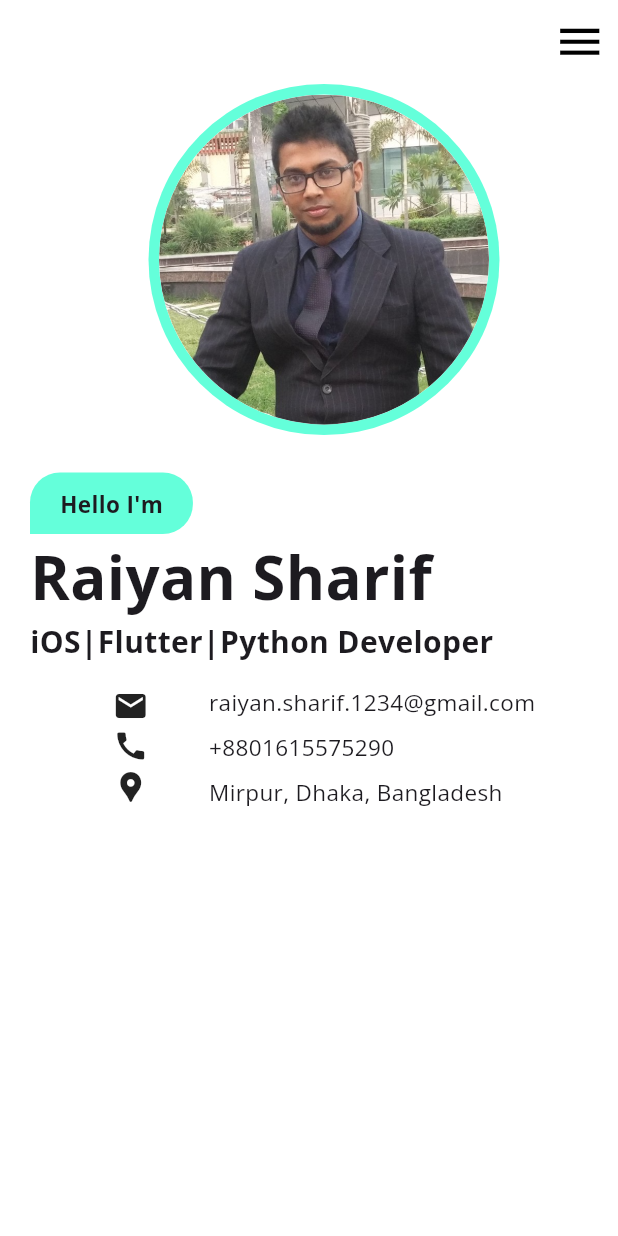
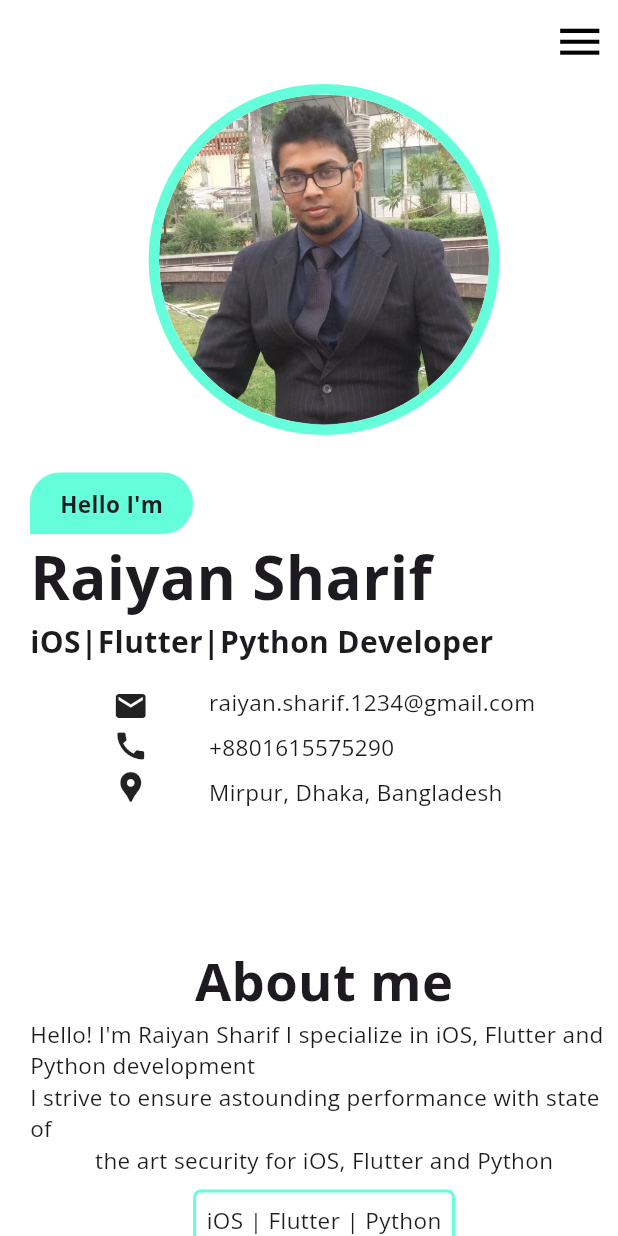
Before and after one commit to Raiyan-sharif/Flutter-Project, a Flutter app: the screen it shows after launch, on a phone screen of 412 x 824 dp. Run offline on Flutter 3.47's test engine with Material 3 defaults, Android fonts, the phone set to English and light mode, and no system bars; our stand-ins replace flutter_svg, google_fonts.

Commit message:
About section partial work

```diff
--- a/raiyan_sharif_profile/lib/mobile/landing_page_mobile.dart
+++ b/raiyan_sharif_profile/lib/mobile/landing_page_mobile.dart
@@ -1,5 +1,6 @@
 import 'package:flutter/material.dart';
 import 'package:flutter_svg/flutter_svg.dart';
+import 'package:google_fonts/google_fonts.dart';
 import 'package:raiyan_sharif_profile/components.dart';
 import 'package:url_launcher/url_launcher.dart';
 
@@ -15,6 +16,7 @@ class _LandingPageMobileState extends State<LandingPageMobile> {
   Widget build(BuildContext context) {
     var widthDevice = MediaQuery.of(context).size.width;
     return Scaffold(
+      extendBodyBehindAppBar: true,
       backgroundColor: Colors.white,
       appBar: AppBar(
         backgroundColor: Colors.transparent,
@@ -122,7 +124,42 @@ class _LandingPageMobileState extends State<LandingPageMobile> {
                 )
               ],
             ),
-          )
+          ),
+          SizedBox(height: 90,),
+          //About me - Second Section
+
+          Padding(padding: EdgeInsets.only(left: 20.0),
+            child: Column(
+              crossAxisAlignment: CrossAxisAlignment.center,
+              mainAxisAlignment: MainAxisAlignment.center,
+              children: [
+                SansBold("About me", 35.0,),
+                Sans("Hello! I'm Raiyan Sharif I specialize in iOS, Flutter and Python development", 15.0,),
+                Sans("I strive to ensure astounding performance with state of", 15.0,),
+                Sans("the art security for iOS, Flutter and Python", 15.0,),
+                SizedBox(height: 10.0,),
+                Wrap(
+                  spacing: 7.0,
+                  runSpacing: 7.0,
+                  children: [
+                    Container(
+                      decoration: BoxDecoration(
+                        border: Border.all(color: Colors.tealAccent, style: BorderStyle.solid, width: 2.0),
+                        borderRadius: BorderRadius.circular(5.0),),
+                      padding: EdgeInsets.all(7.0),
+                      child: Text(
+                        "iOS | Flutter | Python",
+                        style: GoogleFonts.openSans(fontSize: 15.0),
+                      ),
+                    ),
+                  ],
+
+                )
+
+              ],
+            ),
+          ),
+
         ],
       ),
     );
```
